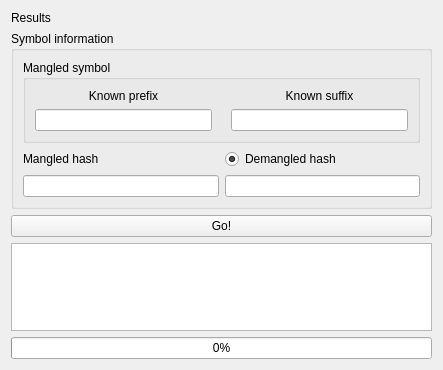
The window that src/dictionarybrutewidget.ui (yomcube/nsmbw-hashing-toolbox) describes before a commit, drawn with Qt 5.
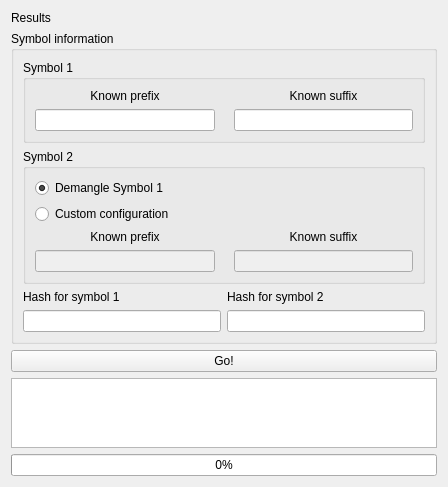
The same window after the commit.

Commit message: Improve dictionary bruteforce widget

The edit to the form file:
```diff
--- a/src/dictionarybrutewidget.ui
+++ b/src/dictionarybrutewidget.ui
@@ -6,8 +6,8 @@
    <rect>
     <x>0</x>
     <y>0</y>
-    <width>443</width>
-    <height>370</height>
+    <width>448</width>
+    <height>449</height>
    </rect>
   </property>
   <property name="windowTitle">
@@ -30,17 +30,30 @@
       <string>Symbol information</string>
      </property>
      <layout class="QGridLayout" name="gridLayout_5">
+      <item row="3" column="1">
+       <widget class="QLineEdit" name="hashSym2"/>
+      </item>
       <item row="2" column="0">
        <widget class="QLabel" name="lblMangHash">
         <property name="text">
-         <string>Mangled hash</string>
+         <string>Hash for symbol 1</string>
         </property>
        </widget>
       </item>
+      <item row="2" column="1">
+       <widget class="QLabel" name="lblHash2">
+        <property name="text">
+         <string>Hash for symbol 2</string>
+        </property>
+       </widget>
+      </item>
+      <item row="3" column="0">
+       <widget class="QLineEdit" name="hashSym1"/>
+      </item>
       <item row="0" column="0" colspan="2">
        <widget class="QGroupBox" name="gbMangled">
         <property name="title">
-         <string>Mangled symbol</string>
+         <string>Symbol 1</string>
         </property>
         <layout class="QGridLayout" name="gridLayout_2">
          <item row="1" column="0">
@@ -79,20 +92,74 @@
         </layout>
        </widget>
       </item>
-      <item row="3" column="0">
-       <widget class="QLineEdit" name="mangHash"/>
-      </item>
-      <item row="3" column="1">
-       <widget class="QLineEdit" name="demHash"/>
-      </item>
-      <item row="2" column="1">
-       <widget class="QRadioButton" name="radUseDem">
-        <property name="text">
-         <string>Demangled hash</string>
+      <item row="1" column="0" colspan="2">
+       <widget class="QGroupBox" name="groupBox">
+        <property name="title">
+         <string>Symbol 2</string>
         </property>
-        <property name="checked">
-         <bool>true</bool>
-        </property>
+        <layout class="QGridLayout" name="gridLayout_3">
+         <item row="2" column="2">
+          <widget class="QLabel" name="lblSuffix2">
+           <property name="text">
+            <string>Known suffix</string>
+           </property>
+           <property name="alignment">
+            <set>Qt::AlignCenter</set>
+           </property>
+          </widget>
+         </item>
+         <item row="0" column="0">
+          <widget class="QRadioButton" name="radUseDem">
+           <property name="text">
+            <string>Demangle Symbol 1</string>
+           </property>
+           <property name="checked">
+            <bool>true</bool>
+           </property>
+          </widget>
+         </item>
+         <item row="2" column="0">
+          <widget class="QLabel" name="lblPrefix2">
+           <property name="text">
+            <string>Known prefix</string>
+           </property>
+           <property name="alignment">
+            <set>Qt::AlignCenter</set>
+           </property>
+          </widget>
+         </item>
+         <item row="1" column="0">
+          <widget class="QRadioButton" name="radUseCustom">
+           <property name="text">
+            <string>Custom configuration</string>
+           </property>
+          </widget>
+         </item>
+         <item row="3" column="1">
+          <widget class="QLabel" name="lblBFPlaceholder2">
+           <property name="text">
+            <string>&lt;Bruteforce value&gt;</string>
+           </property>
+          </widget>
+         </item>
+         <item row="3" column="0">
+          <widget class="QLineEdit" name="prefixSym2">
+           <property name="enabled">
+            <bool>false</bool>
+           </property>
+           <property name="readOnly">
+            <bool>false</bool>
+           </property>
+          </widget>
+         </item>
+         <item row="3" column="2">
+          <widget class="QLineEdit" name="suffixSym2">
+           <property name="enabled">
+            <bool>false</bool>
+           </property>
+          </widget>
+         </item>
+        </layout>
        </widget>
       </item>
      </layout>
```
Left out of the diff: 14 changed lines with no effect on the pictures. The commit also changes 5 other files.
